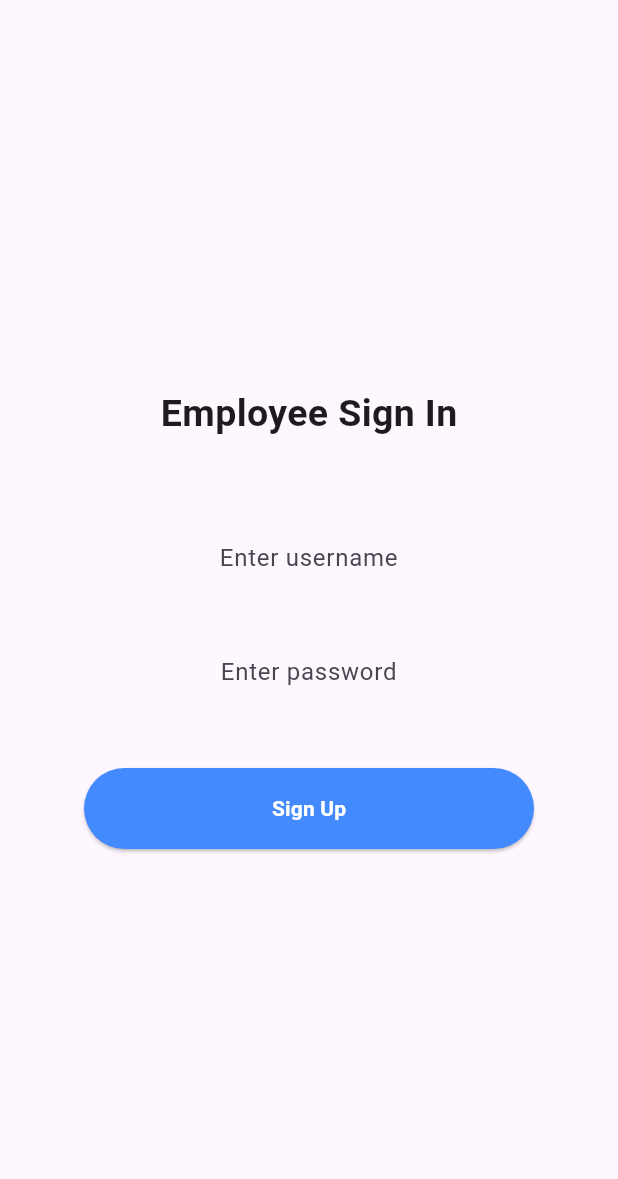
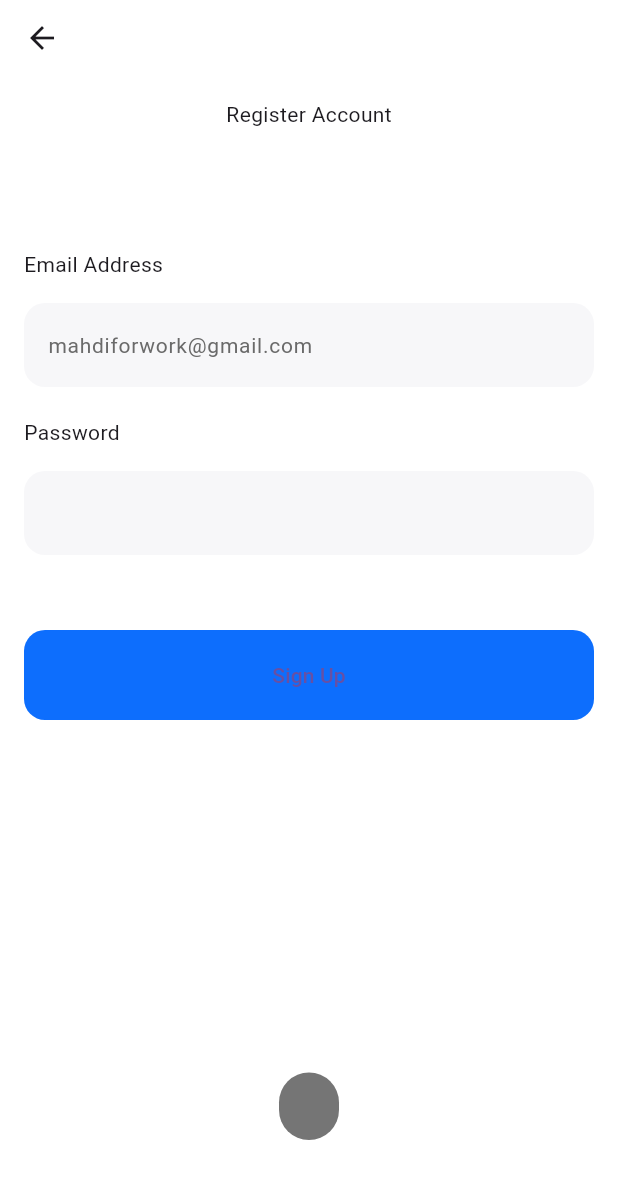
Before and after one commit to Pragyan124/AMS, a Flutter app: the Signup screen opened directly, after a tap on "Sign Up", on a phone screen of 412 x 824 dp. Shown: the top 1179 px of the screen. Run offline on Flutter 3.47's test engine with Material 3 defaults, Android fonts, the phone set to English and light mode, and no system bars; our stand-ins replace firebase_auth, firebase_core, fluttertoast, image_picker, table_calendar; accounts and stored records are empty; network calls fail.

Commit message:
new changes made

```diff
--- /dev/null
+++ b/lib/auth_service.dart
@@ -0,0 +1,98 @@
+
+import 'package:firebase_auth/firebase_auth.dart';
+import 'package:flutter/material.dart';
+import 'package:fluttertoast/fluttertoast.dart';
+
+import '../pages/home.dart';
+import '../pages/loginPage.dart';
+
+class AuthService {
+
+  Future<void> signup({
+    required String email,
+    required String password,
+    required BuildContext context
+  }) async {
+
+    try {
+
+      await FirebaseAuth.instance.createUserWithEmailAndPassword(
+          email: email,
+          password: password
+      );
+
+      await Future.delayed(const Duration(seconds: 1));
+      Navigator.pushReplacement(
+          context,
+          MaterialPageRoute(
+              builder: (BuildContext context) => MyHomePage()
+          )
+      );
+
+    } on FirebaseAuthException catch(e) {
+      String message = '';
+      if (e.code == 'weak-password') {
+        message = 'The password provided is too weak.';
+      } else if (e.code == 'email-already-in-use') {
+        message = 'An account already exists with that email.';
+      }
+      Fluttertoast.showToast(
+        msg: message,
+        toastLength: Toast.LENGTH_LONG,
+        gravity: ToastGravity.SNACKBAR,
+        backgroundColor: Colors.black54,
+        textColor: Colors.white,
+        fontSize: 14.0,
+      );
+    }
+    catch(e){
+
+    }
+
+  }
+
+  Future<void> signin({
+    required String email,
+    required String password,
+    required BuildContext context
+  }) async {
+
+    try {
+
+      await FirebaseAuth.instance.signInWithEmailAndPassword(
+          email: email,
+          password: password
+      );
+
+      await Future.delayed(const Duration(seconds: 1));
+      Navigator.pushReplacement(
+          context,
+          MaterialPageRoute(
+              builder: (BuildContext context) => MyHomePage()
+          )
+      );
+
+    } on FirebaseAuthException catch(e) {
+      String message = '';
+      if (e.code == 'invalid-email') {
+        message = 'No user found for that email.';
+      } else if (e.code == 'invalid-credential') {
+        message = 'Wrong password provided for that user.';
+      }
+      Fluttertoast.showToast(
+        msg: message,
+        toastLength: Toast.LENGTH_LONG,
+        gravity: ToastGravity.SNACKBAR,
+        backgroundColor: Colors.black54,
+        textColor: Colors.white,
+        fontSize: 14.0,
+      );
+    }
+    catch(e){
+
+    }
+
+  }
+
+
+}
--- a/lib/pages/signUp.dart
+++ b/lib/pages/signUp.dart
@@ -1,72 +1,129 @@
+import 'package:ams/pages/loginPage.dart.';
+import 'package:ams/auth_service.dart';
+import 'package:flutter/gestures.dart';
 import 'package:flutter/material.dart';
-import 'dashboard.dart';
 
 
 class Signup extends StatelessWidget {
+  Signup({super.key});
+
+  final TextEditingController _emailController = TextEditingController();
+  final TextEditingController _passwordController = TextEditingController();
+
   @override
   Widget build(BuildContext context) {
     return Scaffold(
+        backgroundColor: Colors.white,
+        resizeToAvoidBottomInset: true,
 
-      body: Center(
+        appBar: AppBar(
+          backgroundColor: Colors.transparent,
+          elevation: 0,
+          toolbarHeight: 50,
+        ),
+        body: SafeArea(
+          child: SingleChildScrollView(
+            padding: const EdgeInsets.symmetric(horizontal: 16,vertical: 16),
+            child: Column(
+              children: [
+                Center(
+                  child: Text(
+                    'Register Account',
+
+                    ),
+                  ),
+
+                const SizedBox(height: 80,),
+                _emailAddress(),
+                const SizedBox(height: 20,),
+                _password(),
+                const SizedBox(height: 50,),
+                _signup(context),
+              ],
+            ),
+
+          ),
+        )
+    );
+  }
+
+  Widget _emailAddress() {
+    return Column(
+      mainAxisAlignment: MainAxisAlignment.start,
+      crossAxisAlignment: CrossAxisAlignment.start,
+      children: [
+        Text(
+          'Email Address',
+
+          ),
+
+        const SizedBox(height: 16,),
+        TextField(
+          controller: _emailController,
+          decoration: InputDecoration(
+              filled: true,
+              hintText: 'mahdiforwork@gmail.com',
+              hintStyle: const TextStyle(
+                  color: Color(0xff6A6A6A),
+                  fontWeight: FontWeight.normal,
+                  fontSize: 14
+              ),
+              fillColor: const Color(0xffF7F7F9) ,
+              border: OutlineInputBorder(
+                  borderSide: BorderSide.none,
+                  borderRadius: BorderRadius.circular(14)
+              )
+          ),
+        )
+      ],
+    );
+  }
+
+  Widget _password() {
+    return Column(
+      mainAxisAlignment: MainAxisAlignment.start,
+      crossAxisAlignment: CrossAxisAlignment.start,
+      children: [
+        Text(
+            'Password'),
+
+        const SizedBox(height: 16,),
+        TextField(
+          controller: _passwordController,
+          obscureText: true,
+          decoration: InputDecoration(
+              filled: true,
+              fillColor: const Color(0xffF7F7F9) ,
+              border: OutlineInputBorder(
+                  borderSide: BorderSide.none,
+                  borderRadius: BorderRadius.circular(14)
+              )
+          ),
+        )
+      ],
+    );
+  }
+
+  Widget _signup(BuildContext context) {
+    return ElevatedButton(
+      style: ElevatedButton.styleFrom(
+        backgroundColor: const Color(0xff0D6EFD),
+        shape: RoundedRectangleBorder(
+          borderRadius: BorderRadius.circular(14),
+        ),
+        minimumSize: const Size(double.infinity, 60),
+        elevation: 0,
+      ),
+      onPressed: () async {
+        await AuthService().signup(
+            email: _emailController.text,
+            password: _passwordController.text,
+            context: context
+        );
+      },
+      child: const Text("Sign Up"),
+    );
+  }
 
 
-        child: Padding(
-          padding: EdgeInsets.all(16.0),
-          child: Column(
-            mainAxisAlignment: MainAxisAlignment.center,
-            children: [
-              Padding(
-                padding: const EdgeInsets.only(bottom: 50.0),
-                child: Text('Employee Sign In', style: TextStyle(
-                    fontSize: 25,
-                    fontWeight: FontWeight.bold
-                ),
-                ),
-              ),
-              TextField(
-                  decoration: InputDecoration(
-
-                      hintText: 'Enter username',
-                      border: OutlineInputBorder(borderSide: BorderSide.none)
-                  ),
-                  textAlign: TextAlign.center),
-              SizedBox(height: 20.0),
-              TextField(
-                  obscureText: true,
-                  decoration: InputDecoration(
-
-                      hintText: 'Enter password', border: OutlineInputBorder(borderSide: BorderSide.none)
-                  ),
-                  textAlign: TextAlign.center),
-              SizedBox(height: 20.0),
-              SizedBox(
-                height:70,
-                width: 300,
-                child: Padding(
-
-                  padding: const EdgeInsets.only(top: 16.0),
-                  child: ElevatedButton(
-
-                    style: ButtonStyle(
-                      backgroundColor: WidgetStateProperty.all<Color>(Colors.blueAccent),
-
-                      // You can customize other button properties here such as padding and shape
-                    ),
-                    onPressed: () {
-
-                      print('Signed In');
-                    },
-                    child: Text('Sign Up', style: TextStyle(
-                        color: Colors.white,
-                        fontWeight: FontWeight.bold
-                    ),),
-                  ),
-                ),
-              ),
-            ],
-          ),
-        ),
-      ),
-    );
-  }
 }
--- a/lib/pages/userInfo.dart
+++ b/lib/pages/userInfo.dart
@@ -3,12 +3,12 @@ import 'package:image_picker/image_picker.dart';
 
 import 'dart:io';
 
-class UserInfo extends StatefulWidget {
+class Userinfo extends StatefulWidget {
   @override
   _UserInfoPageState createState() => _UserInfoPageState();
 }
 
-class _UserInfoPageState extends State<UserInfo> {
+class _UserInfoPageState extends State<Userinfo> {
   final _formKey = GlobalKey<FormState>();
   String _name = 'Pragyan Borthakur';
   String _email = 'xyz@email.com';
--- a/pubspec.yaml
+++ b/pubspec.yaml
@@ -36,6 +36,11 @@ dependencies:
   # The following adds the Cupertino Icons font to your application.
   # Use with the CupertinoIcons class for iOS style icons.
   cupertino_icons: ^1.0.6
+  firebase_core: ^2.24.2
+  cloud_firestore: ^4.17.5
+  firebase_auth: ^4.16.0
+  fluttertoast: ^8.2.5
+
 
 dev_dependencies:
   flutter_test:
```
Also changed, not shown: lib/main.dart (+31 -3 lines), lib/pages/dashboard.dart (+6 -2 lines), lib/pages/home.dart (+16 -16 lines), lib/pages/loginPage.dart (+94 -30 lines), firebase.json (added), lib/firebase_options.dart (added), pubspec.lock, 7 other files.
